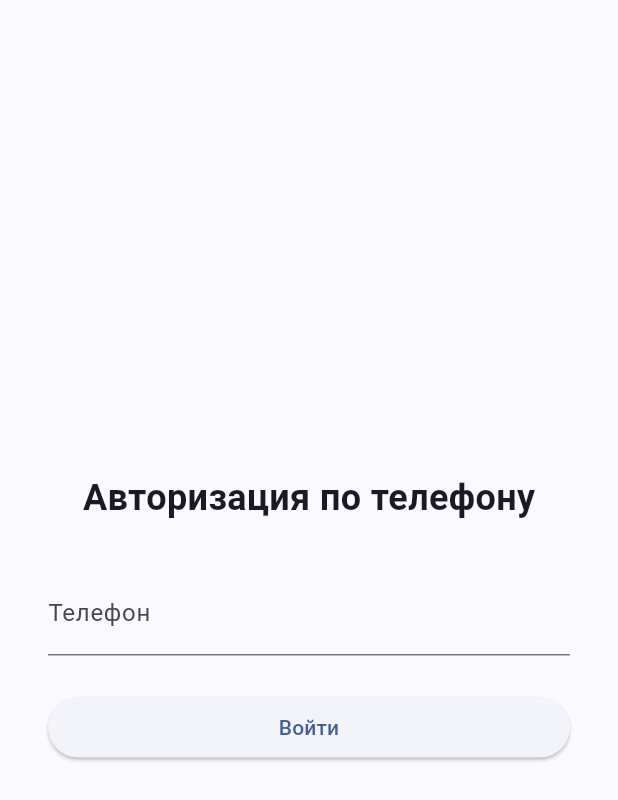
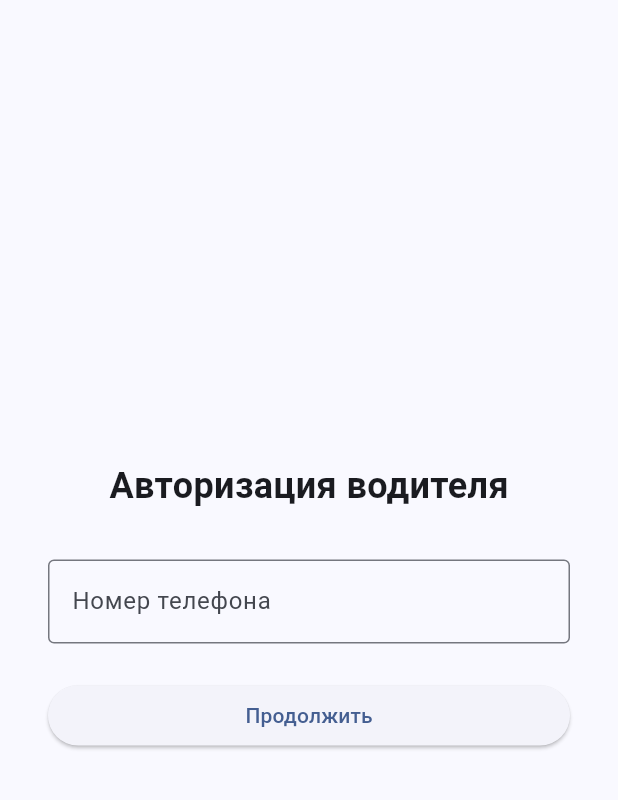
Before and after one commit to Razmik-Kutinava/logistic_app_v2, a Flutter app: the AuthPhoneScreen screen opened by its route, on a phone screen of 412 x 824 dp. Shown: the top 800 px of the screen. Run offline on Flutter 3.47's test engine with Material 3 defaults, Android fonts, the light colour scheme and no system bars.

Commit message:
feat: личный кабинет водителя, авторизация, документация, UI

```diff
--- a/lib/screens/auth_phone_screen.dart
+++ b/lib/screens/auth_phone_screen.dart
@@ -1,5 +1,4 @@
 import 'package:flutter/material.dart';
-import '../services/auth_service.dart';
 
 class AuthPhoneScreen extends StatefulWidget {
   const AuthPhoneScreen({super.key});
@@ -10,34 +9,80 @@ class AuthPhoneScreen extends StatefulWidget {
 
 class _AuthPhoneScreenState extends State<AuthPhoneScreen> {
   final TextEditingController _phoneController = TextEditingController();
+  final TextEditingController _passwordController = TextEditingController();
   String? _error;
+  bool _isPhoneEntered = false;
+  bool _showPassword = false;
 
-  void _next() {
+  void _continueToPassword() {
     final phone = _phoneController.text.trim();
-    if (AuthService.authorizeByPhone(phone)) {
+    if (phone.isEmpty || phone.length < 10) {
+      setState(() {
+        _error = 'Введите корректный номер телефона';
+      });
+      return;
+    }
+    setState(() {
+      _isPhoneEntered = true;
+      _error = null;
+    });
+  }
+
+  void _login() {
+    final phone = _phoneController.text.trim();
+    final password = _passwordController.text;
+
+    if (password.isEmpty || password.length < 6 || password.length > 8) {
+      setState(() {
+        _error = 'Пароль должен содержать от 6 до 8 символов';
+      });
+      return;
+    }
+
+    // Проверка авторизации
+    if (_checkCredentials(phone, password)) {
+      _showSuccessDialog();
+    } else {
+      setState(() {
+        _error = 'Неверный пароль компании';
+      });
+    }
+  }
+
+  bool _checkCredentials(String phone, String password) {
+    // Тестовые данные для водителя
+    return phone == '1234567890' && password == '123456';
+  }
+
+  void _showSuccessDialog() {
     showDialog(
       context: context,
       barrierDismissible: false,
       builder:
           (ctx) => AlertDialog(
-              title: const Text('Успешная авторизация'),
-              content: const Text('Добро пожаловать!'),
+            title: const Text('Авторизация успешна'),
+            content: const Text(
+              'Вы прошли авторизацию!\nДобро пожаловать в систему логистики.',
+            ),
             actions: [
               TextButton(
                 onPressed: () {
                   Navigator.pop(ctx);
                   Navigator.pushReplacementNamed(context, '/main');
                 },
-                  child: const Text('OK'),
+                child: const Text('Продолжить'),
               ),
             ],
           ),
     );
-    } else {
+  }
+
+  void _backToPhone() {
     setState(() {
-        _error = 'Неверный номер телефона';
+      _isPhoneEntered = false;
+      _error = null;
+      _passwordController.clear();
     });
-    }
   }
 
   @override
@@ -50,23 +95,88 @@ class _AuthPhoneScreenState extends State<AuthPhoneScreen> {
             mainAxisAlignment: MainAxisAlignment.center,
             children: [
               const Text(
-                'Авторизация по телефону',
+                'Авторизация водителя',
                 style: TextStyle(fontSize: 24, fontWeight: FontWeight.bold),
               ),
               const SizedBox(height: 32),
+
+              // Поле телефона (всегда видимо)
               TextField(
                 controller: _phoneController,
-                decoration: const InputDecoration(labelText: 'Телефон'),
+                decoration: const InputDecoration(
+                  labelText: 'Номер телефона',
+                  border: OutlineInputBorder(),
+                ),
                 keyboardType: TextInputType.phone,
+                enabled: !_isPhoneEntered,
               ),
+
+              if (!_isPhoneEntered) ...[
                 const SizedBox(height: 24),
-              if (_error != null)
-                Text(_error!, style: const TextStyle(color: Colors.red)),
                 SizedBox(
                   width: double.infinity,
                   child: ElevatedButton(
-                  onPressed: _next,
+                    onPressed: _continueToPassword,
+                    child: const Text('Продолжить'),
+                  ),
+                ),
+              ],
+
+              // Поле пароля (показывается после ввода телефона)
+              if (_isPhoneEntered) ...[
+                const SizedBox(height: 16),
+                TextField(
+                  controller: _passwordController,
+                  decoration: InputDecoration(
+                    labelText: 'Пароль компании (6-8 символов)',
+                    border: const OutlineInputBorder(),
+                    suffixIcon: IconButton(
+                      icon: Icon(
+                        _showPassword ? Icons.visibility : Icons.visibility_off,
+                      ),
+                      onPressed: () {
+                        setState(() {
+                          _showPassword = !_showPassword;
+                        });
+                      },
+                    ),
+                  ),
+                  keyboardType: TextInputType.visiblePassword,
+                  obscureText: !_showPassword,
+                  maxLength: 8,
+                ),
+                const SizedBox(height: 16),
+                Row(
+                  children: [
+                    Expanded(
+                      child: OutlinedButton(
+                        onPressed: _backToPhone,
+                        child: const Text('Назад'),
+                      ),
+                    ),
+                    const SizedBox(width: 16),
+                    Expanded(
+                      child: ElevatedButton(
+                        onPressed: _login,
                         child: const Text('Войти'),
+                      ),
+                    ),
+                  ],
+                ),
+              ],
+
+              const SizedBox(height: 16),
+              if (_error != null)
+                Container(
+                  padding: const EdgeInsets.all(12),
+                  decoration: BoxDecoration(
+                    color: Colors.red.shade50,
+                    borderRadius: BorderRadius.circular(8),
+                    border: Border.all(color: Colors.red.shade200),
+                  ),
+                  child: Text(
+                    _error!,
+                    style: TextStyle(color: Colors.red.shade700),
                   ),
                 ),
             ],
```
Also changed, not shown: lib/main.dart (+15 -5 lines), lib/models/order_model.dart (+26 -4 lines), lib/screens/driver_profile_screen.dart (added, +63 -0 lines), lib/screens/home_screen.dart (+73 -42 lines), lib/widgets/order_card.dart (+13 -1 lines), lib/phone_screen.dart (added), lib/pin_screen.dart (added), lib/screens/auth_screen.dart (added), lib/services/order_service.dart (added), 4 other files. Lines whose indentation alone changed are shown as unchanged.
